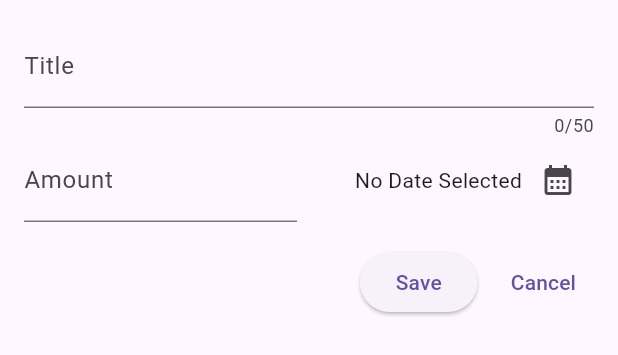
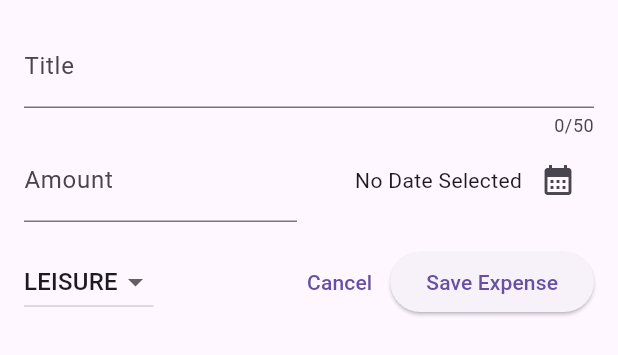
Before and after one commit to fahim25/expense_tracker, a Flutter app: the NewExpense widget shown alone on an empty page, opened directly, on a phone screen of 412 x 824 dp. Shown: the top 355 px of the screen. Run offline on Flutter 3.47's test engine with Material 3 defaults, Android fonts, the phone set to English and light mode, and no system bars.

Commit message:
added dropdown btn

```diff
--- a/lib/resourse/widget/new_expense.dart
+++ b/lib/resourse/widget/new_expense.dart
@@ -15,6 +15,7 @@ class _NewExpense extends State<NewExpense> {
   final _titleController = TextEditingController();
   final _amountController = TextEditingController();
   DateTime? _selectedDate;
+  Category _selectedCategory = Category.leisure;
 
   @override
   void dispose() {
@@ -88,19 +89,42 @@ class _NewExpense extends State<NewExpense> {
             Row(
               mainAxisAlignment: MainAxisAlignment.end,
               children: [
-                ElevatedButton(
-                  onPressed: () {
-                    print(_titleController.text);
-                    print(_amountController.text);
+                DropdownButton(
+                  value: _selectedCategory,
+                  items: Category.values
+                      .map(
+                        (category) => DropdownMenuItem(
+                          value: category,
+                          child: Text(
+                            category.name.toUpperCase(),
+                          ),
+                        ),
+                      )
+                      .toList(),
+                  onChanged: (value) {
+                    if (value == null) {
+                      return;
+                    }
+
+                    setState(() {
+                      _selectedCategory = value;
+                    });
                   },
-                  child: const Text("Save"),
                 ),
+                const Spacer(),
                 const SizedBox(width: 10),
                 TextButton(
                   onPressed: () {
                     Navigator.pop(context);
                   },
                   child: const Text("Cancel"),
+                ),
+                ElevatedButton(
+                  onPressed: () {
+                    print(_titleController.text);
+                    print(_amountController.text);
+                  },
+                  child: const Text("Save Expense"),
                 ),
               ],
             ),
```
